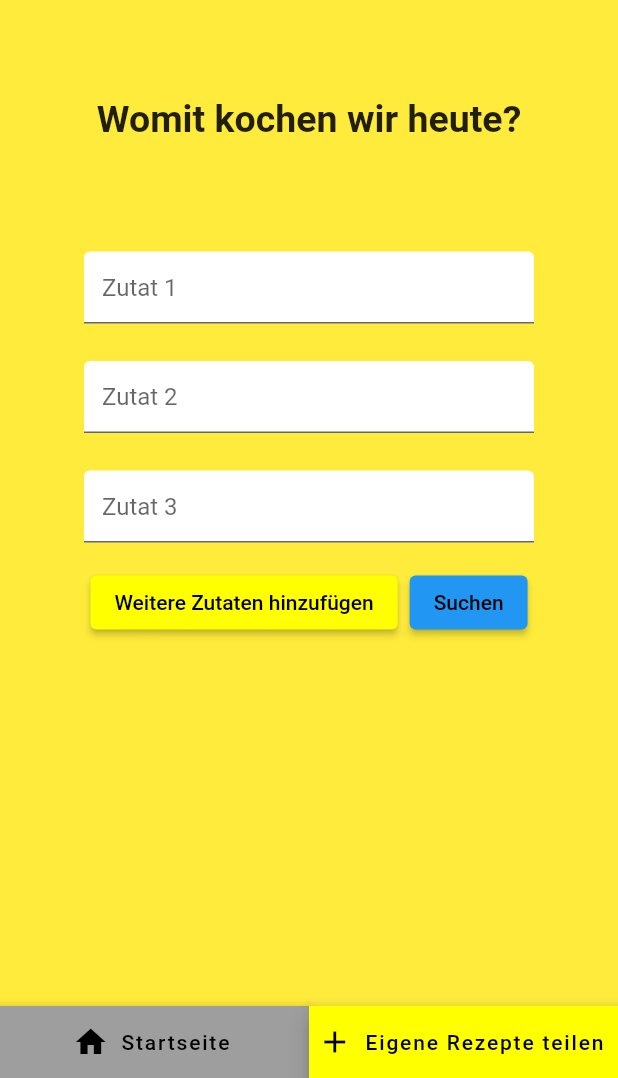
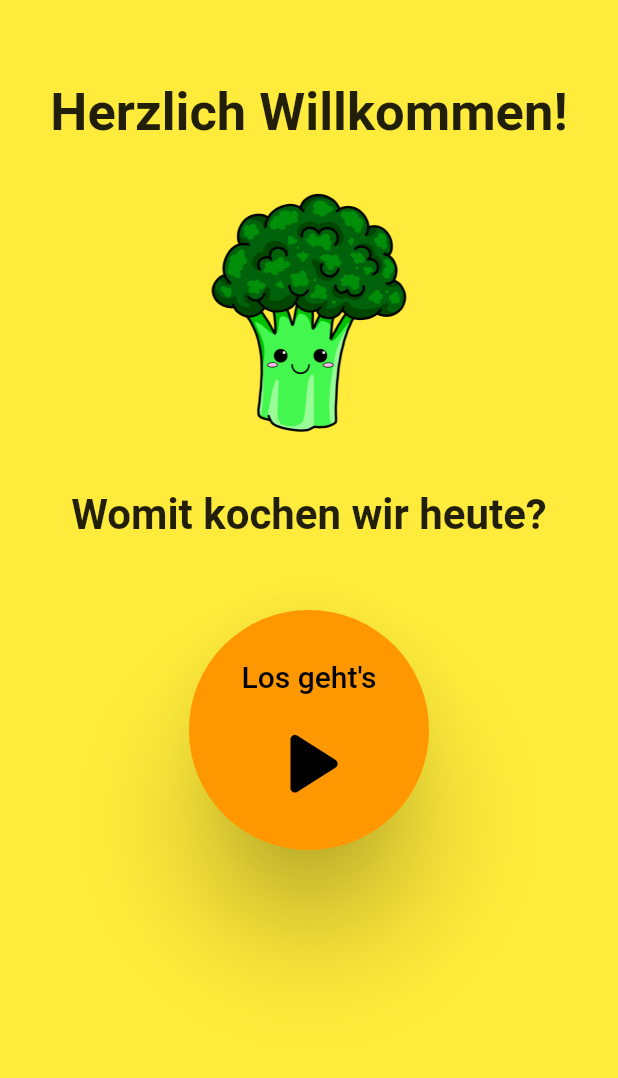
Before and after one commit to pschulze0405/app_myfutter, a Flutter app: the screen it shows after launch, on a phone screen of 412 x 824 dp, the part 158-1236 px from its top. Run offline on Flutter 3.47's test engine with Material 2 defaults, Android fonts, the phone set to English and light mode, and no system bars; Roboto replaces fonts that are missing (CooperBlack).

Commit message:
Änderung Startseite

```diff
--- a/lib/main.dart
+++ b/lib/main.dart
@@ -30,47 +30,6 @@ class MyHomePage extends StatefulWidget {
 // Klasse = die Startseite der App
 
 class _MyHomePageState extends State<MyHomePage> {
-  final TextEditingController _textController1 = TextEditingController();
-  final TextEditingController _textController2 = TextEditingController();
-  final TextEditingController _textController3 = TextEditingController();
-  final List<TextEditingController> _additionalTextControllers = [];
-  bool _isOnHomePage = true;
-  // Zustand der Klasse der veränderbar ist
-
-  @override
-  void dispose() {
-    _textController1.dispose();
-    _textController2.dispose();
-    _textController3.dispose();
-    _additionalTextControllers.forEach((controller) => controller.dispose());
-    super.dispose();
-  }
-  //Kontrolliert Texteingabefelder ob genutzt - sonst wieder Freigabe der Ressourcen
-
-  void _addAdditionalTextField() {
-    setState(() {
-      _additionalTextControllers.add(TextEditingController());
-    });
-  }
-  // einzelne Textfelder weiter hinzufügen
-
-  void _closeKeyboard() {
-    FocusScope.of(context).unfocus();
-  }
-
-  void _searchInDatabase() {
-    List<String> searchTerms = [
-      _textController1.text,
-      _textController2.text,
-      _textController3.text,
-      ..._additionalTextControllers.map((controller) => controller.text),
-      // Suche in Datenbank nach den eingegeben Zutaten
-    ];
-
-    print('Suche in der Datenbank nach: ${searchTerms.join(', ')}');
-    // ZUM TEST: Ausgabe der eingegebenen Zutaten in Konsole
-  }
-
   @override
   Widget build(BuildContext context) {
     return Scaffold(
@@ -126,143 +85,68 @@ class _MyHomePageState extends State<MyHomePage> {
       ),
       // Ausschmücken der Appbar mit Schriftart und Bildern (+jeweilige Eigenschaften)
       body: GestureDetector(
-        onTap: _closeKeyboard,
         child: SingleChildScrollView(
           child: Center(
             child: Column(
               mainAxisAlignment: MainAxisAlignment.center,
               children: [
-                SizedBox(height: 20),
+                SizedBox(height: 10),
+                Text(
+                  'Herzlich Willkommen!',
+                  style: TextStyle(fontSize: 35, fontWeight: FontWeight.bold),
+                ),
+                SizedBox(height: 30),
+                Padding(
+                  padding: const EdgeInsets.all(3.0),
+                  child: Image.asset(
+                    'assets/images/Brokkoli.png',
+                    height: 160,
+                    width: 160,
+                    fit: BoxFit.contain,
+                  ),
+                ),
+                SizedBox(height: 35),
                 Text(
                   'Womit kochen wir heute?',
-                  style: TextStyle(fontSize: 25, fontWeight: FontWeight.bold),
+                  style: TextStyle(fontSize: 28, fontWeight: FontWeight.bold),
                 ),
-                // Definiert Inhalt und den Bereich zwischen Textfeldern und Appbar
-                SizedBox(height: 74),
-                Container(
-                  width: 300,
-                  child: TextField(
-                    controller: _textController1,
-                    decoration: InputDecoration(
-                      hintText: 'Zutat 1',
-                      filled: true,
-                      fillColor: Colors.white,
-                    ),
+                // Definiert Inhalt und den Bereich zwischen dem Button und der Appbar
+                SizedBox(height: 32),
+                ElevatedButton(
+                  onPressed: () {
+
+                  },
+                  style: ElevatedButton.styleFrom(
+                    shape: CircleBorder(),
+                    padding: EdgeInsets.all(35),
+                    primary: Colors.orange,
+                    elevation: 30.0,
                   ),
-                ),
-                SizedBox(height: 25),
-                Container(
-                  width: 300,
-                  child: TextField(
-                    controller: _textController2,
-                    decoration: InputDecoration(
-                      hintText: 'Zutat 2',
-                      filled: true,
-                      fillColor: Colors.white,
-                    ),
-                  ),
-                ),
-                SizedBox(height: 25),
-                Container(
-                  width: 300,
-                  child: TextField(
-                    controller: _textController3,
-                    decoration: InputDecoration(
-                      hintText: 'Zutat 3',
-                      filled: true,
-                      fillColor: Colors.white,
-                    ),
-                  ),
-                ),
-                // Definiert Eigenschaften der drei festen Eingabefelder
-                ..._additionalTextControllers.asMap().entries.map((entry) {
-                  int index = entry.key;
-                  TextEditingController controller = entry.value;
-                  return Column(
+                  child: Column(
+                    mainAxisAlignment: MainAxisAlignment.center,
+                    crossAxisAlignment: CrossAxisAlignment.center,
                     children: [
-                      SizedBox(height: 25),
-                      Container(
-                        width: 300,
-                        child: TextField(
-                          controller: controller,
-                          decoration: InputDecoration(
-                            hintText: 'Zutat ${index + 4}',
-                            filled: true,
-                            fillColor: Colors.white,
-                          ),
+                      Text(
+                        "Los geht's",
+                        style: TextStyle(
+                            fontSize: 20,
+                            height: 2.0,
                         ),
                       ),
+                      SizedBox(height: 5),
+                      Icon(
+                        Icons.play_arrow_rounded,
+                        size: 75,
+                      ),
                     ],
-                  );
-                }).toList(),
-                SizedBox(height: 16),
-                // Definiert Eigenschaften von zusätzlich hinzugefügten Texteingabefeldern
-                Row(
-                  mainAxisAlignment: MainAxisAlignment.center,
-                  children: [
-                    ElevatedButton(
-                      onPressed: _addAdditionalTextField,
-                      style: ElevatedButton.styleFrom(
-                        primary: Colors.yellowAccent,
-                      ),
-                      child: Text('Weitere Zutaten hinzufügen'),
-                    ),
-                    // Klicken fügt weiteres Textfeld zur Eingabe mehrerer Zutaten hinzu
-                    SizedBox(width: 8),
-                    ElevatedButton(
-                      onPressed: _searchInDatabase,
-                      style: ElevatedButton.styleFrom(
-                        primary: Colors.blue,
-                      ),
-                      child: Text('Suchen'),
-                    ),
-                    // Suche in Datenbank
-                  ],
-                ),
-              ],
-            ),
-          ),
-        ),
-      ),
-      bottomNavigationBar: BottomAppBar(
-        color: Colors.yellow,
-        child: Row(
-          mainAxisAlignment: MainAxisAlignment.spaceAround,
-          children: [
-            // Navigationsleiste mit 2 Buttons
-            Expanded(
-              child: FloatingActionButton.extended(
-                onPressed: _isOnHomePage
-                    ? null
-                    : () {
-                  print('Startseite');
-                },
-                label: Text('Startseite'),
-                icon: Icon(Icons.home),
-                backgroundColor: _isOnHomePage ? Colors.grey : null,
-                shape: RoundedRectangleBorder(
-                  borderRadius: BorderRadius.circular(0.0),
-                ),
-              ),
-            ),
-            // Button zur Startseite hin (in dem Fall ausgegraut, weil bereits auf Starseite
-            Expanded(
-              child: FloatingActionButton.extended(
-                backgroundColor: Colors.yellowAccent,
-                onPressed: () {
-                  print('Eigene Rezepte teilen');
-                },
-                label: Text('Eigene Rezepte teilen'),
-                icon: Icon(Icons.add),
-                shape: RoundedRectangleBorder(
-                  borderRadius: BorderRadius.circular(0.0),
-                ),
-              ),
-            ),
-            // Button zum Erstellen eigener Rezepte hin
+                  ),
+                )
+                // Definiert den Inhalt, Aussehen und Funktion des Buttons
           ],
         ),
+       ),
       ),
+     ),
     );
   }
 }
```
